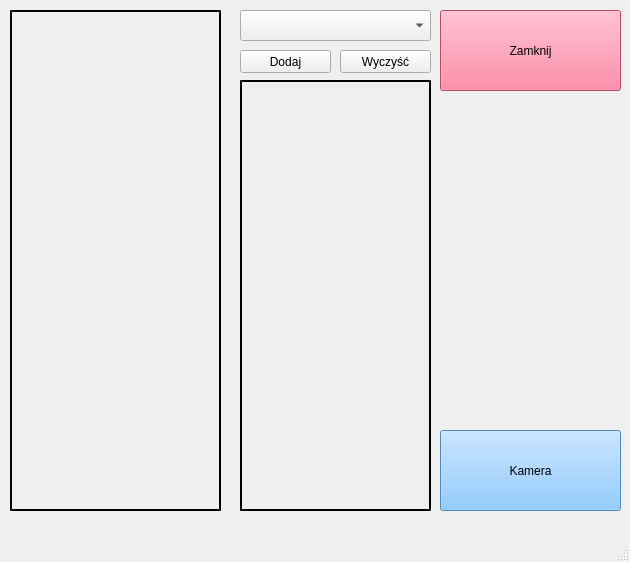
First picture: the form in src/utils/form.ui, repository MaksMacioszczyk/robot_arm_controll, before the edit.
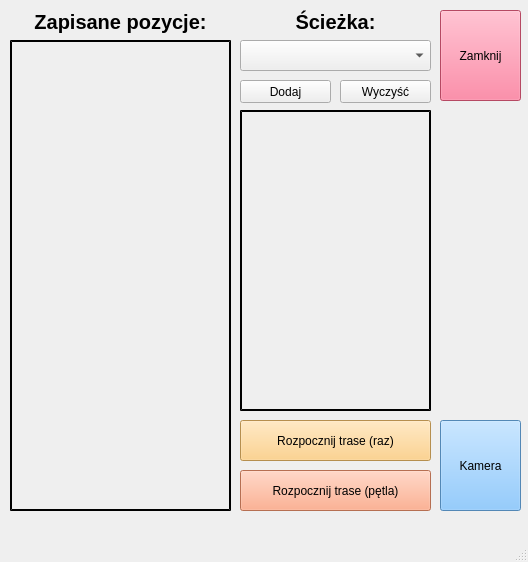
Second picture: the form after the edit.

Commit message: Added loop once function

Patch:
```diff
--- a/src/utils/form.ui
+++ b/src/utils/form.ui
@@ -6,7 +6,7 @@
    <rect>
     <x>0</x>
     <y>0</y>
-    <width>630</width>
+    <width>528</width>
     <height>562</height>
    </rect>
   </property>
@@ -19,8 +19,8 @@
      <rect>
       <x>440</x>
       <y>10</y>
-      <width>181</width>
-      <height>81</height>
+      <width>81</width>
+      <height>91</height>
      </rect>
     </property>
     <property name="styleSheet">
@@ -34,9 +34,9 @@
     <property name="geometry">
      <rect>
       <x>440</x>
-      <y>430</y>
-      <width>181</width>
-      <height>81</height>
+      <y>420</y>
+      <width>81</width>
+      <height>91</height>
      </rect>
     </property>
     <property name="styleSheet">
@@ -50,9 +50,9 @@
     <property name="geometry">
      <rect>
       <x>10</x>
-      <y>10</y>
-      <width>211</width>
-      <height>501</height>
+      <y>40</y>
+      <width>221</width>
+      <height>471</height>
      </rect>
     </property>
     <property name="styleSheet">
@@ -71,7 +71,7 @@
     <property name="geometry">
      <rect>
       <x>240</x>
-      <y>10</y>
+      <y>40</y>
       <width>191</width>
       <height>31</height>
      </rect>
@@ -81,7 +81,7 @@
     <property name="geometry">
      <rect>
       <x>240</x>
-      <y>50</y>
+      <y>80</y>
       <width>91</width>
       <height>23</height>
      </rect>
@@ -94,9 +94,9 @@
     <property name="geometry">
      <rect>
       <x>240</x>
-      <y>80</y>
+      <y>110</y>
       <width>191</width>
-      <height>431</height>
+      <height>301</height>
      </rect>
     </property>
     <property name="styleSheet">
@@ -115,7 +115,7 @@
     <property name="geometry">
      <rect>
       <x>340</x>
-      <y>50</y>
+      <y>80</y>
       <width>91</width>
       <height>23</height>
      </rect>
@@ -124,6 +124,90 @@
      <string>Wyczyść</string>
     </property>
    </widget>
+   <widget class="QPushButton" name="button_cycle_loop">
+    <property name="geometry">
+     <rect>
+      <x>240</x>
+      <y>470</y>
+      <width>191</width>
+      <height>41</height>
+     </rect>
+    </property>
+    <property name="styleSheet">
+     <string notr="true">background-color: rgb(255, 155, 115);</string>
+    </property>
+    <property name="text">
+     <string>Rozpocznij trase (pętla)</string>
+    </property>
+   </widget>
+   <widget class="QPushButton" name="button_cycle_once">
+    <property name="geometry">
+     <rect>
+      <x>240</x>
+      <y>420</y>
+      <width>191</width>
+      <height>41</height>
+     </rect>
+    </property>
+    <property name="styleSheet">
+     <string notr="true">background-color: rgb(255, 200, 111);</string>
+    </property>
+    <property name="text">
+     <string>Rozpocznij trase (raz)</string>
+    </property>
+   </widget>
+   <widget class="QLabel" name="label_positions_2">
+    <property name="geometry">
+     <rect>
+      <x>10</x>
+      <y>10</y>
+      <width>221</width>
+      <height>31</height>
+     </rect>
+    </property>
+    <property name="font">
+     <font>
+      <pointsize>15</pointsize>
+      <weight>75</weight>
+      <bold>true</bold>
+     </font>
+    </property>
+    <property name="styleSheet">
+     <string notr="true"/>
+    </property>
+    <property name="text">
+     <string>Zapisane pozycje:</string>
+    </property>
+    <property name="alignment">
+     <set>Qt::AlignHCenter|Qt::AlignTop</set>
+    </property>
+   </widget>
+   <widget class="QLabel" name="label_positions_3">
+    <property name="geometry">
+     <rect>
+      <x>240</x>
+      <y>10</y>
+      <width>191</width>
+      <height>31</height>
+     </rect>
+    </property>
+    <property name="font">
+     <font>
+      <pointsize>15</pointsize>
+      <weight>75</weight>
+      <bold>true</bold>
+     </font>
+    </property>
+    <property name="styleSheet">
+     <string notr="true"/>
+    </property>
+    <property name="text">
+     <string>Ścieżka:</string>
+    </property>
+    <property name="alignment">
+     <set>Qt::AlignHCenter|Qt::AlignTop</set>
+    </property>
+   </widget>
   </widget>
   <widget class="QMenuBar" name="menubar">
    <property name="geometry">
```
Left out of the diff: 2 changed lines with no effect on the pictures. The commit also changes 1 other file.
